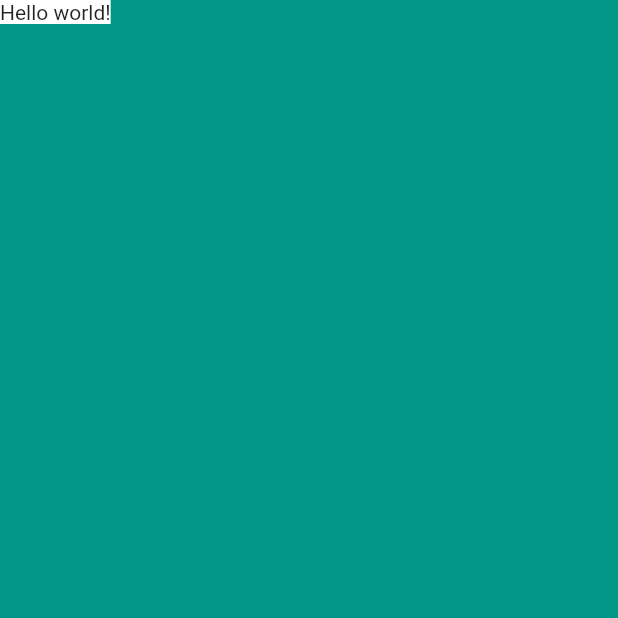
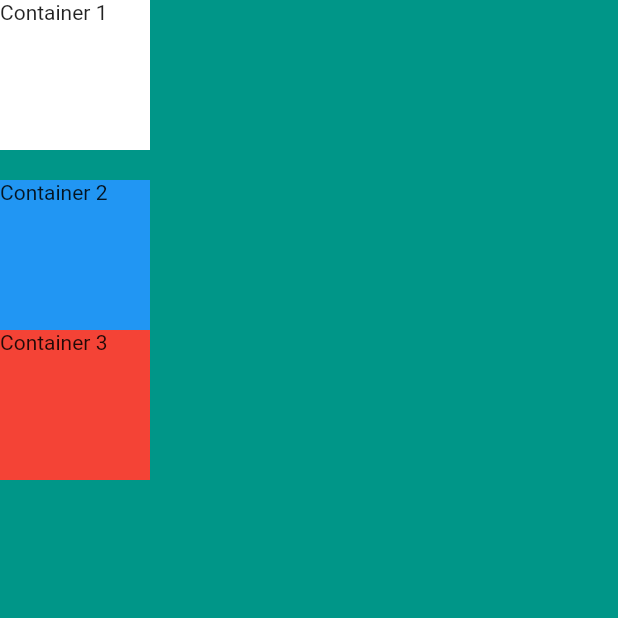
Before and after one commit to mrhallonline/micard-flutter-project, a Flutter app: the screen it shows after launch, on a phone screen of 412 x 824 dp, the top half of it. Run offline on Flutter 3.47's test engine with Material 2 defaults, Android fonts, the phone set to English and light mode, and no system bars.

Commit message:
columns and rows tutorial

```diff
--- a/lib/main.dart
+++ b/lib/main.dart
@@ -1,10 +1,9 @@
 import 'package:flutter/material.dart';
 
 void main() {
-  runApp(
-    MyApp()
-  );
+  runApp(MyApp());
 }
+
 class MyApp extends StatelessWidget {
   @override
   Widget build(BuildContext context) {
@@ -12,9 +11,33 @@ class MyApp extends StatelessWidget {
       home: Scaffold(
         backgroundColor: Colors.teal,
         body: SafeArea(
-                  child: Container(
-            color: Colors.white,
-            child: Text("Hello world!"),
+          child: Column(
+
+            crossAxisAlignment: CrossAxisAlignment.center,
+            children: <Widget>[
+              Container(
+                height: 100,
+                width: 100,
+                color: Colors.white,
+                child: Text("Container 1"),
+              ),
+              SizedBox(
+                height: 20.0,
+              ),
+              Container(
+                width: 100.0,
+                height: 100.0,
+                color: Colors.blue,
+                child: Text("Container 2"),
+              ),
+              Container(
+                width: 100.0,
+                height: 100.0,
+                color: Colors.red,
+                child: Text("Container 3"),
+              ),
+
+            ],
           ),
         ),
       ),
```
